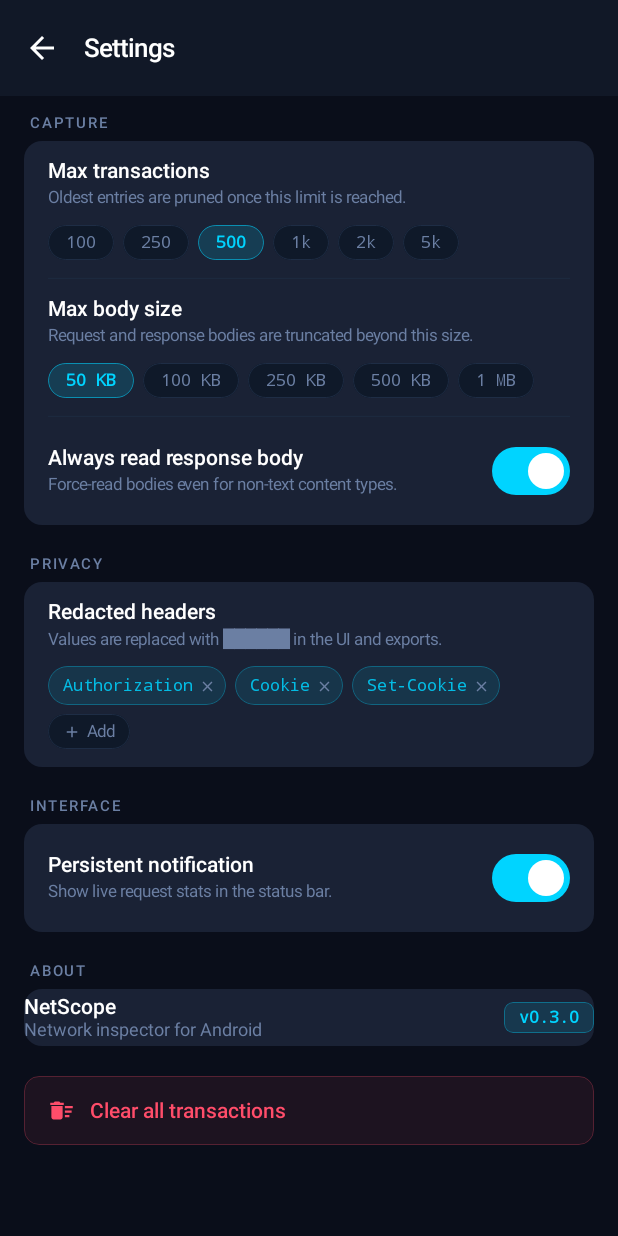
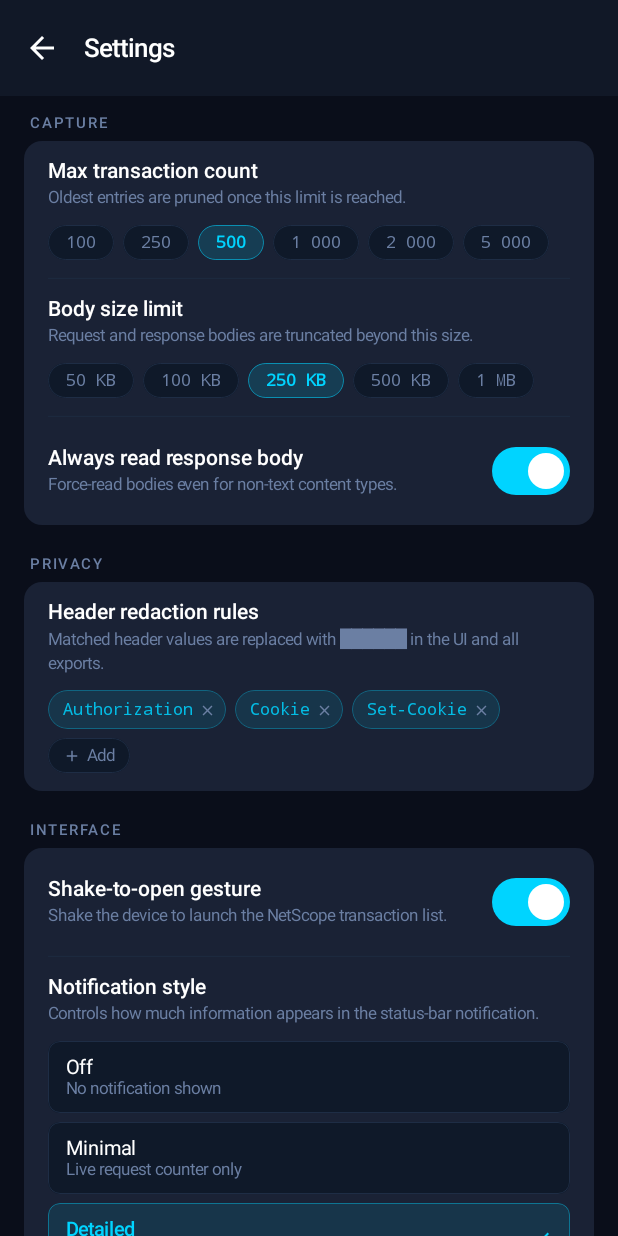
Before and after one commit to droidnest/io.netscope, an Android app built with Jetpack Compose: the NetScopeActivity screen opened directly, with no data from a screen before it, after a tap on "Settings", on a phone screen of 412 x 824 dp. Run offline under Robolectric (Android 15) with nearby library versions, the phone set to English and light mode, and no system bars; our stand-ins replace Room's generated code; 1 other tap on this screen came first.

Commit message:
feat(settings): align settings screen with roadmap features
NetScopePreferences
- Remove showNotification boolean
- Add shakeToOpen: Boolean (default true)
- Add notificationStyle: NotificationStyle (default DETAILED)
- NotificationStyle enum: NONE / MINIMAL / DETAILED with key, label,
  description fields and fromKey() safe deserialisation

SettingsScreen — now covers all 5 roadmap settings exactly:
  ◆ Max transaction count   → chip selector 100/250/500/1k/2k/5k
  ◆ Body size limit         → chip selector 50KB/100KB/250KB/500KB/1MB
  ◆ Header redaction rules  → removable chips + inline animated add field
  ◆ Shake-to-open gesture   → toggle (Capture→Interface section)
  ◆ Notification style      → full-width radio cards: Off / Minimal /
                               Detailed — each showing label + description,
                               active card highlighted in accent with ✓ icon

```diff
--- a/netscope-ui/src/main/kotlin/io/netscope/ui/preferences/NetScopePreferences.kt
+++ b/netscope-ui/src/main/kotlin/io/netscope/ui/preferences/NetScopePreferences.kt
@@ -6,16 +6,18 @@ import androidx.core.content.edit
 /**
  * Thin SharedPreferences wrapper that persists NetScope UI settings.
  *
- * Values here are read at screen open and written on every user change.
- * Capture settings (maxTransactions, maxBodySize, redactedHeaders,
+ * Capture settings (maxTransactions, maxBodySizeBytes, redactedHeaders,
  * alwaysReadResponseBody) take effect on the next app launch when the
  * developer passes them to [io.netscope.NetScope.interceptor].
- * Interface settings (showNotification) take effect immediately via
- * [io.netscope.NetScope].
+ *
+ * Interface settings (shakeToOpen, notificationStyle) can be applied
+ * immediately at runtime.
  */
 class NetScopePreferences(context: Context) {
 
     private val prefs = context.getSharedPreferences(PREFS_NAME, Context.MODE_PRIVATE)
+
+    // ── Capture ───────────────────────────────────────────────────────────────
 
     var maxTransactions: Int
         get() = prefs.getInt(KEY_MAX_TX, DEFAULT_MAX_TX)
@@ -29,13 +31,23 @@ class NetScopePreferences(context: Context) {
         get() = prefs.getBoolean(KEY_ALWAYS_READ, true)
         set(v) = prefs.edit { putBoolean(KEY_ALWAYS_READ, v) }
 
-    var showNotification: Boolean
-        get() = prefs.getBoolean(KEY_NOTIFICATION, true)
-        set(v) = prefs.edit { putBoolean(KEY_NOTIFICATION, v) }
+    // ── Privacy ───────────────────────────────────────────────────────────────
 
     var redactedHeaders: Set<String>
         get() = prefs.getStringSet(KEY_REDACTED, DEFAULT_REDACTED) ?: DEFAULT_REDACTED
         set(v) = prefs.edit { putStringSet(KEY_REDACTED, v) }
+
+    // ── Interface ─────────────────────────────────────────────────────────────
+
+    var shakeToOpen: Boolean
+        get() = prefs.getBoolean(KEY_SHAKE, true)
+        set(v) = prefs.edit { putBoolean(KEY_SHAKE, v) }
+
+    var notificationStyle: NotificationStyle
+        get() = NotificationStyle.fromKey(prefs.getString(KEY_NOTIF_STYLE, null))
+        set(v) = prefs.edit { putString(KEY_NOTIF_STYLE, v.key) }
+
+    // ── Keys & defaults ───────────────────────────────────────────────────────
 
     companion object {
         private const val PREFS_NAME = "netscope_settings"
@@ -43,11 +55,30 @@ class NetScopePreferences(context: Context) {
         private const val KEY_MAX_TX       = "max_transactions"
         private const val KEY_MAX_BODY     = "max_body_size"
         private const val KEY_ALWAYS_READ  = "always_read_response_body"
-        private const val KEY_NOTIFICATION = "show_notification"
         private const val KEY_REDACTED     = "redacted_headers"
+        private const val KEY_SHAKE        = "shake_to_open"
+        private const val KEY_NOTIF_STYLE  = "notification_style"
 
         const val DEFAULT_MAX_TX   = 500
         const val DEFAULT_MAX_BODY = 250_000L
         val DEFAULT_REDACTED: Set<String> = setOf("Authorization", "Cookie", "Set-Cookie")
     }
 }
+
+/**
+ * Notification display density shown in the system status bar.
+ *
+ * - [NONE]     — notification is hidden entirely.
+ * - [MINIMAL]  — shows only the live request counter.
+ * - [DETAILED] — shows counter + error count + average response time.
+ */
+enum class NotificationStyle(val key: String, val label: String, val description: String) {
+    NONE    ("none",     "Off",      "No notification shown"),
+    MINIMAL ("minimal",  "Minimal",  "Live request counter only"),
+    DETAILED("detailed", "Detailed", "Counter · errors · avg time");
+
+    companion object {
+        fun fromKey(key: String?): NotificationStyle =
+            entries.firstOrNull { it.key == key } ?: DETAILED
+    }
+}
--- a/netscope-ui/src/main/kotlin/io/netscope/ui/screen/SettingsScreen.kt
+++ b/netscope-ui/src/main/kotlin/io/netscope/ui/screen/SettingsScreen.kt
@@ -74,17 +74,25 @@ import io.netscope.ui.component.NetScopeDarkBackground
 import io.netscope.ui.component.NetScopeMuted
 import io.netscope.ui.component.NetScopeSurface
 import io.netscope.ui.preferences.NetScopePreferences
+import io.netscope.ui.preferences.NotificationStyle
 
-// ── Options ───────────────────────────────────────────────────────────────────
+// ── Picker options ────────────────────────────────────────────────────────────
 
-private val MAX_TX_OPTIONS = listOf(100, 250, 500, 1_000, 2_000, 5_000)
+private val MAX_TX_OPTIONS = listOf(
+    100   to "100",
+    250   to "250",
+    500   to "500",
+    1_000 to "1 000",
+    2_000 to "2 000",
+    5_000 to "5 000",
+)
 
 private val BODY_SIZE_OPTIONS = listOf(
-    50_000L        to "50 KB",
-    100_000L       to "100 KB",
-    250_000L       to "250 KB",
-    500_000L       to "500 KB",
-    1_048_576L     to "1 MB",
+    50_000L     to "50 KB",
+    100_000L    to "100 KB",
+    250_000L    to "250 KB",
+    500_000L    to "500 KB",
+    1_048_576L  to "1 MB",
 )
 
 // ── Screen ────────────────────────────────────────────────────────────────────
@@ -98,17 +106,18 @@ fun SettingsScreen(
     val context = LocalContext.current
     val prefs = remember { NetScopePreferences(context) }
 
-    // Local state — seeded from persisted prefs
-    var maxTransactions      by rememberSaveable { mutableStateOf(prefs.maxTransactions) }
-    var maxBodySize          by rememberSaveable { mutableStateOf(prefs.maxBodySizeBytes) }
-    var alwaysReadBody       by rememberSaveable { mutableStateOf(prefs.alwaysReadResponseBody) }
-    var showNotification     by rememberSaveable { mutableStateOf(prefs.showNotification) }
-    var redactedHeaders      by rememberSaveable { mutableStateOf(prefs.redactedHeaders) }
-    var showClearDialog      by remember { mutableStateOf(false) }
-    var showAddHeaderField   by remember { mutableStateOf(false) }
-    var addHeaderInput       by remember { mutableStateOf("") }
-    val focusRequester       = remember { FocusRequester() }
-    val focusManager         = LocalFocusManager.current
+    var maxTransactions    by rememberSaveable { mutableStateOf(prefs.maxTransactions) }
+    var maxBodySize        by rememberSaveable { mutableStateOf(prefs.maxBodySizeBytes) }
+    var alwaysReadBody     by rememberSaveable { mutableStateOf(prefs.alwaysReadResponseBody) }
+    var redactedHeaders    by rememberSaveable { mutableStateOf(prefs.redactedHeaders) }
+    var shakeToOpen        by rememberSaveable { mutableStateOf(prefs.shakeToOpen) }
+    var notifStyle         by rememberSaveable { mutableStateOf(prefs.notificationStyle) }
+
+    var showClearDialog    by remember { mutableStateOf(false) }
+    var showAddHeaderField by remember { mutableStateOf(false) }
+    var addHeaderInput     by remember { mutableStateOf("") }
+    val focusRequester     = remember { FocusRequester() }
+    val focusManager       = LocalFocusManager.current
 
     Scaffold(
         topBar = {
@@ -146,35 +155,30 @@ fun SettingsScreen(
 
             // ── Capture ───────────────────────────────────────────────────────
             SettingsSection(title = "Capture") {
-                // Max transactions
+
+                // Max transaction count
                 SettingsRow(
-                    title = "Max transactions",
+                    title = "Max transaction count",
                     subtitle = "Oldest entries are pruned once this limit is reached.",
                 ) {
-                    ChipSelector(
-                        options = MAX_TX_OPTIONS.map { it to formatCount(it) },
+                    OptionChips(
+                        options = MAX_TX_OPTIONS,
                         selected = maxTransactions,
-                        onSelect = { v ->
-                            maxTransactions = v
-                            prefs.maxTransactions = v
-                        },
+                        onSelect = { v -> maxTransactions = v; prefs.maxTransactions = v },
                     )
                 }
 
                 SettingsDivider()
 
-                // Max body size
+                // Body size limit
                 SettingsRow(
-                    title = "Max body size",
+                    title = "Body size limit",
                     subtitle = "Request and response bodies are truncated beyond this size.",
                 ) {
-                    ChipSelector(
+                    OptionChips(
                         options = BODY_SIZE_OPTIONS,
                         selected = maxBodySize,
-                        onSelect = { v ->
-                            maxBodySize = v
-                            prefs.maxBodySizeBytes = v
-                        },
+                        onSelect = { v -> maxBodySize = v; prefs.maxBodySizeBytes = v },
                     )
                 }
 
@@ -187,10 +191,7 @@ fun SettingsScreen(
                     trailing = {
                         NetScopeSwitch(
                             checked = alwaysReadBody,
-                            onCheckedChange = { v ->
-                                alwaysReadBody = v
-                                prefs.alwaysReadResponseBody = v
-                            },
+                            onCheckedChange = { v -> alwaysReadBody = v; prefs.alwaysReadResponseBody = v },
                         )
                     },
                 )
@@ -199,8 +200,8 @@ fun SettingsScreen(
             // ── Privacy ───────────────────────────────────────────────────────
             SettingsSection(title = "Privacy") {
                 SettingsRow(
-                    title = "Redacted headers",
-                    subtitle = "Values are replaced with ██████ in the UI and exports.",
+                    title = "Header redaction rules",
+                    subtitle = "Matched header values are replaced with ██████ in the UI and all exports.",
                 ) {
                     RedactedHeadersEditor(
                         headers = redactedHeaders,
@@ -235,19 +236,31 @@ fun SettingsScreen(
 
             // ── Interface ─────────────────────────────────────────────────────
             SettingsSection(title = "Interface") {
+
+                // Shake-to-open gesture
                 SettingsRow(
-                    title = "Persistent notification",
-                    subtitle = "Show live request stats in the status bar.",
+                    title = "Shake-to-open gesture",
+                    subtitle = "Shake the device to launch the NetScope transaction list.",
                     trailing = {
                         NetScopeSwitch(
-                            checked = showNotification,
-                            onCheckedChange = { v ->
-                                showNotification = v
-                                prefs.showNotification = v
-                            },
+                            checked = shakeToOpen,
+                            onCheckedChange = { v -> shakeToOpen = v; prefs.shakeToOpen = v },
                         )
                     },
                 )
+
+                SettingsDivider()
+
+                // Notification style
+                SettingsRow(
+                    title = "Notification style",
+                    subtitle = "Controls how much information appears in the status-bar notification.",
+                ) {
+                    NotificationStylePicker(
+                        selected = notifStyle,
+                        onSelect = { v -> notifStyle = v; prefs.notificationStyle = v },
+                    )
+                }
             }
 
             // ── About ─────────────────────────────────────────────────────────
@@ -255,7 +268,7 @@ fun SettingsScreen(
                 Row(
                     modifier = Modifier
                         .fillMaxWidth()
-                        .padding(vertical = 4.dp),
+                        .padding(horizontal = 16.dp, vertical = 12.dp),
                     verticalAlignment = Alignment.CenterVertically,
                     horizontalArrangement = Arrangement.SpaceBetween,
                 ) {
@@ -266,6 +279,7 @@ fun SettingsScreen(
                             fontSize = 14.sp,
                             fontWeight = FontWeight.SemiBold,
                         )
+                        Spacer(Modifier.height(2.dp))
                         Text(
                             text = "Network inspector for Android",
                             color = NetScopeMuted,
@@ -323,13 +337,13 @@ fun SettingsScreen(
         }
     }
 
-    // ── Clear all confirmation dialog ─────────────────────────────────────────
+    // ── Confirmation dialog ───────────────────────────────────────────────────
     if (showClearDialog) {
         AlertDialog(
             onDismissRequest = { showClearDialog = false },
             containerColor = Color(0xFF1A2235),
             title = {
-                Text(text = "Clear all transactions?", color = Color.White, fontWeight = FontWeight.SemiBold)
+                Text("Clear all transactions?", color = Color.White, fontWeight = FontWeight.SemiBold)
             },
             text = {
                 Text(
@@ -339,13 +353,7 @@ fun SettingsScreen(
                 )
             },
             confirmButton = {
-                TextButton(
-                    onClick = {
-                        showClearDialog = false
-                        onClearAll()
-                        onBack()
-                    },
-                ) {
+                TextButton(onClick = { showClearDialog = false; onClearAll(); onBack() }) {
                     Text("Clear all", color = Color(0xFFFF4D6A), fontWeight = FontWeight.SemiBold)
                 }
             },
@@ -361,11 +369,8 @@ fun SettingsScreen(
 // ── Section container ─────────────────────────────────────────────────────────
 
 @Composable
-private fun SettingsSection(
-    title: String,
-    content: @Composable () -> Unit,
-) {
-    Column(verticalArrangement = Arrangement.spacedBy(0.dp)) {
+private fun SettingsSection(title: String, content: @Composable () -> Unit) {
+    Column {
         Text(
             text = title.uppercase(),
             color = NetScopeMuted,
@@ -385,7 +390,7 @@ private fun SettingsSection(
     }
 }
 
-// ── Row variants ──────────────────────────────────────────────────────────────
+// ── Row layout ────────────────────────────────────────────────────────────────
 
 @Composable
 private fun SettingsRow(
@@ -432,11 +437,11 @@ private fun SettingsDivider() {
     )
 }
 
-// ── Chip selector ─────────────────────────────────────────────────────────────
+// ── Generic option chip row ───────────────────────────────────────────────────
 
 @OptIn(ExperimentalLayoutApi::class)
 @Composable
-private fun <T> ChipSelector(
+private fun <T> OptionChips(
     options: List<Pair<T, String>>,
     selected: T,
     onSelect: (T) -> Unit,
@@ -446,16 +451,14 @@ private fun <T> ChipSelector(
         verticalArrangement = Arrangement.spacedBy(6.dp),
     ) {
         options.forEach { (value, label) ->
-            val isSelected = value == selected
+            val active = value == selected
             Box(
                 modifier = Modifier
                     .clip(RoundedCornerShape(20.dp))
-                    .background(
-                        if (isSelected) NetScopeAccent.copy(alpha = 0.15f) else Color(0xFF0F1929),
-                    )
+                    .background(if (active) NetScopeAccent.copy(0.15f) else Color(0xFF0F1929))
                     .border(
                         0.5.dp,
-                        if (isSelected) NetScopeAccent.copy(alpha = 0.55f) else NetScopeBorder,
+                        if (active) NetScopeAccent.copy(0.55f) else NetScopeBorder,
                         RoundedCornerShape(20.dp),
                     )
                     .clickable { onSelect(value) }
@@ -464,11 +467,64 @@ private fun <T> ChipSelector(
             ) {
                 Text(
                     text = label,
-                    color = if (isSelected) NetScopeAccent else NetScopeMuted,
+                    color = if (active) NetScopeAccent else NetScopeMuted,
                     fontSize = 11.sp,
-                    fontWeight = if (isSelected) FontWeight.SemiBold else FontWeight.Normal,
+                    fontWeight = if (active) FontWeight.SemiBold else FontWeight.Normal,
                     fontFamily = FontFamily.Monospace,
                 )
+            }
+        }
+    }
+}
+
+// ── Notification style picker ─────────────────────────────────────────────────
+
+@Composable
+private fun NotificationStylePicker(
+    selected: NotificationStyle,
+    onSelect: (NotificationStyle) -> Unit,
+) {
+    Column(verticalArrangement = Arrangement.spacedBy(6.dp)) {
+        NotificationStyle.entries.forEach { style ->
+            val active = style == selected
+            Row(
+                modifier = Modifier
+                    .fillMaxWidth()
+                    .clip(RoundedCornerShape(8.dp))
+                    .background(
+                        if (active) NetScopeAccent.copy(alpha = 0.10f) else Color(0xFF0F1929),
+                    )
+                    .border(
+                        0.5.dp,
+                        if (active) NetScopeAccent.copy(alpha = 0.40f) else NetScopeBorder,
+                        RoundedCornerShape(8.dp),
+                    )
+                    .clickable { onSelect(style) }
+                    .padding(horizontal = 12.dp, vertical = 10.dp),
+                verticalAlignment = Alignment.CenterVertically,
+                horizontalArrangement = Arrangement.SpaceBetween,
+            ) {
+                Column(modifier = Modifier.weight(1f)) {
+                    Text(
+                        text = style.label,
+                        color = if (active) NetScopeAccent else Color.White,
+                        fontSize = 13.sp,
+                        fontWeight = if (active) FontWeight.SemiBold else FontWeight.Normal,
+                    )
+                    Text(
+                        text = style.description,
+                        color = NetScopeMuted,
+                        fontSize = 11.sp,
+                    )
+                }
+                if (active) {
+                    Icon(
+                        imageVector = Icons.Default.Check,
+                        contentDescription = null,
+                        tint = NetScopeAccent,
+                        modifier = Modifier.size(16.dp),
+                    )
+                }
             }
         }
     }
@@ -492,7 +548,6 @@ private fun RedactedHeadersEditor(
         horizontalArrangement = Arrangement.spacedBy(6.dp),
         verticalArrangement = Arrangement.spacedBy(6.dp),
     ) {
-        // Existing header chips
         headers.sorted().forEach { header ->
             Row(
                 modifier = Modifier
@@ -508,10 +563,7 @@ private fun RedactedHeadersEditor(
                     fontSize = 11.sp,
                     fontFamily = FontFamily.Monospace,
                 )
-                IconButton(
-                    onClick = { onRemove(header) },
-                    modifier = Modifier.size(18.dp),
-                ) {
+                IconButton(onClick = { onRemove(header) }, modifier = Modifier.size(18.dp)) {
                     Icon(
                         imageVector = Icons.Default.Close,
                         contentDescription = "Remove $header",
@@ -522,7 +574,6 @@ private fun RedactedHeadersEditor(
             }
         }
 
-        // Add button
         if (!showAddField) {
             Box(
                 modifier = Modifier
@@ -537,19 +588,13 @@ private fun RedactedHeadersEditor(
                     verticalAlignment = Alignment.CenterVertically,
                     horizontalArrangement = Arrangement.spacedBy(4.dp),
                 ) {
-                    Icon(
-                        imageVector = Icons.Default.Add,
-                        contentDescription = "Add header",
-                        tint = NetScopeMuted,
-                        modifier = Modifier.size(12.dp),
-                    )
+                    Icon(Icons.Default.Add, contentDescription = null, tint = NetScopeMuted, modifier = Modifier.size(12.dp))
                     Text(text = "Add", color = NetScopeMuted, fontSize = 11.sp)
                 }
             }
         }
     }
 
-    // Inline add field — animates in below the chips
     AnimatedVisibility(
         visible = showAddField,
         enter = expandVertically(tween(200)) + fadeIn(tween(200)),
@@ -565,11 +610,7 @@ private fun RedactedHeadersEditor(
             BasicTextField(
                 value = addInput,
                 onValueChange = onAddInputChange,
-                textStyle = TextStyle(
-                    color = Color.White,
-                    fontSize = 12.sp,
-                    fontFamily = FontFamily.Monospace,
-                ),
+                textStyle = TextStyle(color = Color.White, fontSize = 12.sp, fontFamily = FontFamily.Monospace),
                 cursorBrush = SolidColor(NetScopeAccent),
                 singleLine = true,
                 keyboardOptions = KeyboardOptions(imeAction = ImeAction.Done),
@@ -581,49 +622,26 @@ private fun RedactedHeadersEditor(
                     .background(Color(0xFF0A0E1A))
                     .border(0.5.dp, NetScopeBorder, RoundedCornerShape(8.dp))
                     .padding(horizontal = 12.dp, vertical = 8.dp),
-                decorationBox = { innerTextField ->
+                decorationBox = { inner ->
                     Box {
                         if (addInput.isEmpty()) {
-                            Text(
-                                text = "e.g. X-Api-Key",
-                                color = NetScopeMuted,
-                                fontSize = 12.sp,
-                                fontFamily = FontFamily.Monospace,
-                            )
+                            Text(text = "e.g. X-Api-Key", color = NetScopeMuted, fontSize = 12.sp, fontFamily = FontFamily.Monospace)
                         }
-                        innerTextField()
+                        inner()
                     }
                 },
             )
-            // Confirm
             IconButton(
                 onClick = onConfirmAdd,
                 modifier = Modifier
                     .size(34.dp)
                     .clip(RoundedCornerShape(8.dp))
-                    .background(
-                        if (addInput.isNotBlank()) NetScopeAccent.copy(alpha = 0.15f)
-                        else Color.Transparent,
-                    ),
+                    .background(if (addInput.isNotBlank()) NetScopeAccent.copy(0.15f) else Color.Transparent),
             ) {
-                Icon(
-                    imageVector = Icons.Default.Check,
-                    contentDescription = "Confirm",
-                    tint = if (addInput.isNotBlank()) NetScopeAccent else NetScopeMuted,
-                    modifier = Modifier.size(16.dp),
-                )
+                Icon(Icons.Default.Check, contentDescription = "Confirm", tint = if (addInput.isNotBlank()) NetScopeAccent else NetScopeMuted, modifier = Modifier.size(16.dp))
             }
-            // Cancel
-            IconButton(
-                onClick = onAddToggle,
-                modifier = Modifier.size(34.dp),
-            ) {
-                Icon(
-                    imageVector = Icons.Default.Close,
-                    contentDescription = "Cancel",
-                    tint = NetScopeMuted,
-                    modifier = Modifier.size(16.dp),
-                )
+            IconButton(onClick = onAddToggle, modifier = Modifier.size(34.dp)) {
+                Icon(Icons.Default.Close, contentDescription = "Cancel", tint = NetScopeMuted, modifier = Modifier.size(16.dp))
             }
         }
     }
@@ -632,10 +650,7 @@ private fun RedactedHeadersEditor(
 // ── Switch ────────────────────────────────────────────────────────────────────
 
 @Composable
-private fun NetScopeSwitch(
-    checked: Boolean,
-    onCheckedChange: (Boolean) -> Unit,
-) {
+private fun NetScopeSwitch(checked: Boolean, onCheckedChange: (Boolean) -> Unit) {
     Switch(
         checked = checked,
         onCheckedChange = onCheckedChange,
@@ -649,8 +664,3 @@ private fun NetScopeSwitch(
         ),
     )
 }
-
-// ── Helpers ───────────────────────────────────────────────────────────────────
-
-private fun formatCount(n: Int): String =
-    if (n >= 1_000) "${n / 1_000}k" else "$n"
```
